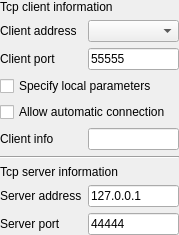
x-tools-author/x-tools, file src/pages/bluetooth/client/SAKBluetoothClientDeviceController.ui: the form before one commit.
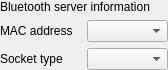
The form after the commit.

What changed in the file:
```diff
--- a/src/pages/bluetooth/client/SAKBluetoothClientDeviceController.ui
+++ b/src/pages/bluetooth/client/SAKBluetoothClientDeviceController.ui
@@ -6,8 +6,8 @@
    <rect>
     <x>0</x>
     <y>0</y>
-    <width>179</width>
-    <height>213</height>
+    <width>168</width>
+    <height>64</height>
    </rect>
   </property>
   <property name="windowTitle">
@@ -26,109 +26,32 @@
    <property name="bottomMargin">
     <number>0</number>
    </property>
-   <item row="6" column="0" colspan="2">
-    <widget class="Line" name="line">
-     <property name="orientation">
-      <enum>Qt::Horizontal</enum>
-     </property>
-    </widget>
+   <item row="1" column="1">
+    <widget class="QComboBox" name="remoteDeviceComboBox"/>
    </item>
-   <item row="7" column="0" colspan="2">
-    <widget class="QLabel" name="label_6">
+   <item row="0" column="0" colspan="2">
+    <widget class="QLabel" name="label_5">
      <property name="text">
-      <string>Tcp server information</string>
-     </property>
-    </widget>
-   </item>
-   <item row="2" column="1">
-    <widget class="QLineEdit" name="localPortlineEdit">
-     <property name="text">
-      <string>55555</string>
+      <string>Bluetooth server information</string>
      </property>
     </widget>
    </item>
    <item row="1" column="0">
     <widget class="QLabel" name="label_3">
      <property name="text">
-      <string>Client address</string>
+      <string>MAC address</string>
      </property>
     </widget>
    </item>
    <item row="2" column="0">
-    <widget class="QLabel" name="label_4">
-     <property name="text">
-      <string>Client port</string>
-     </property>
-    </widget>
-   </item>
-   <item row="8" column="0">
     <widget class="QLabel" name="label">
      <property name="text">
-      <string>Server address</string>
+      <string>Socket type</string>
      </property>
     </widget>
    </item>
-   <item row="0" column="0" colspan="2">
-    <widget class="QLabel" name="label_5">
-     <property name="text">
-      <string>Tcp client information</string>
-     </property>
-    </widget>
-   </item>
-   <item row="8" column="1">
-    <widget class="QLineEdit" name="serverHostLineEdit">
-     <property name="text">
-      <string>127.0.0.1</string>
-     </property>
-    </widget>
-   </item>
-   <item row="3" column="0" colspan="2">
-    <widget class="QCheckBox" name="specifyClientAddressAndPort">
-     <property name="text">
-      <string>Specify local parameters</string>
-     </property>
-    </widget>
-   </item>
-   <item row="9" column="0">
-    <widget class="QLabel" name="label_2">
-     <property name="text">
-      <string>Server port</string>
-     </property>
-    </widget>
-   </item>
-   <item row="5" column="1">
-    <widget class="QLineEdit" name="clientInfoLineEdit">
-     <property name="text">
-      <string notr="true"/>
-     </property>
-     <property name="readOnly">
-      <bool>true</bool>
-     </property>
-    </widget>
-   </item>
-   <item row="1" column="1">
-    <widget class="QComboBox" name="localhostComboBox"/>
-   </item>
-   <item row="9" column="1">
-    <widget class="QLineEdit" name="serverPortLineEdit">
-     <property name="text">
-      <string>44444</string>
-     </property>
-    </widget>
-   </item>
-   <item row="5" column="0">
-    <widget class="QLabel" name="label_7">
-     <property name="text">
-      <string>Client info</string>
-     </property>
-    </widget>
-   </item>
-   <item row="4" column="0" colspan="2">
-    <widget class="QCheckBox" name="automaticConnectionCheckBox">
-     <property name="text">
-      <string>Allow automatic connection</string>
-     </property>
-    </widget>
+   <item row="2" column="1">
+    <widget class="QComboBox" name="socketTypeComboBox"/>
    </item>
   </layout>
  </widget>
```
